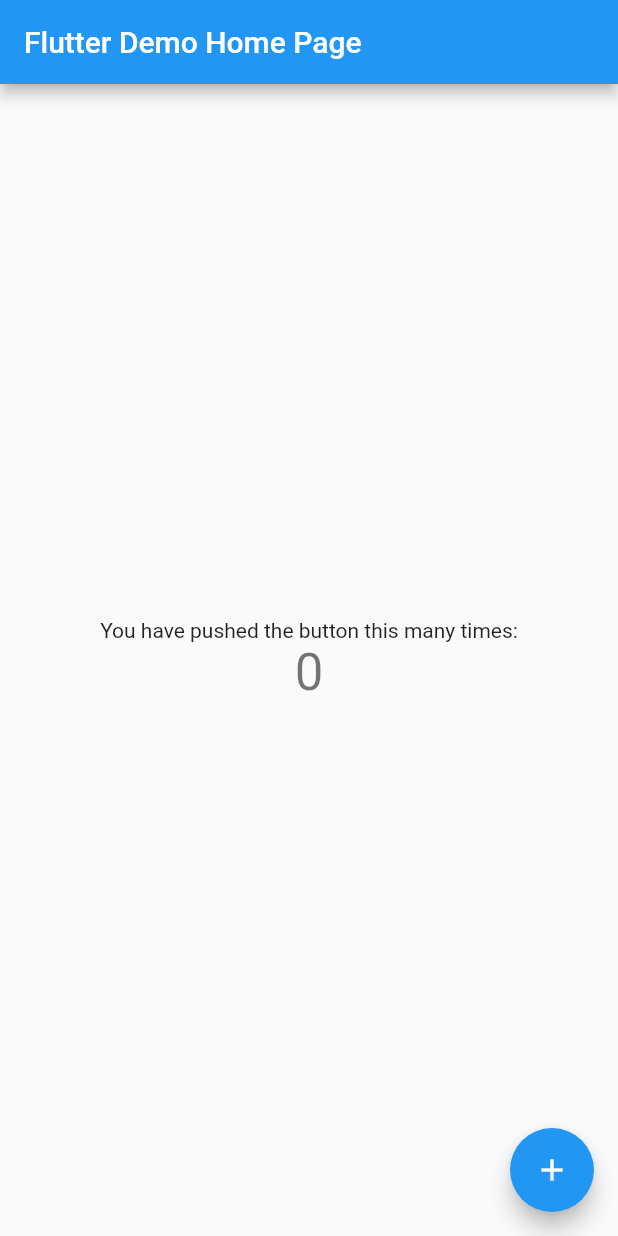
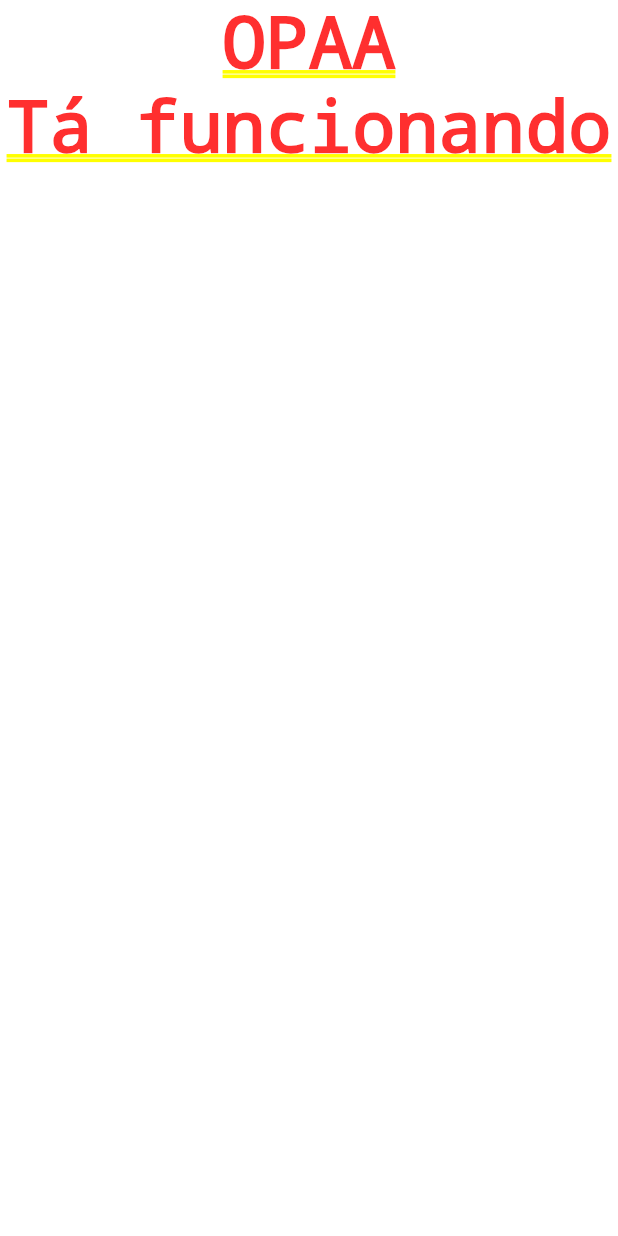
Before and after one commit to yagoliveira92/rafflesys, a Flutter app: the screen it shows after launch, on a phone screen of 412 x 824 dp. Run offline on Flutter 3.47's test engine with Material 2 defaults, Android fonts, the phone set to English and light mode, and no system bars; our stand-ins replace bloc, firebase_core; accounts and stored records are empty.

```diff
--- /dev/null
+++ b/lib/app/config/routers.dart
@@ -0,0 +1,6 @@
+import 'package:flutter/cupertino.dart';
+import 'package:rafflesys_hugo/app/features/home_page/presentation/pages/home_page_screen.dart';
+
+Map<String, Widget Function(BuildContext)> routers = {
+  '/': (context) => HomePageScreen(),
+};
--- /dev/null
+++ b/lib/app/features/home_page/presentation/cubit/home_page_state.dart
@@ -0,0 +1,6 @@
+part of 'home_page_cubit.dart';
+
+@immutable
+abstract class HomePageState {}
+
+class HomePageInitial extends HomePageState {}
--- /dev/null
+++ b/lib/app/features/home_page/presentation/pages/home_page_screen.dart
@@ -0,0 +1,17 @@
+import 'package:flutter/material.dart';
+
+class HomePageScreen extends StatelessWidget {
+  const HomePageScreen({Key? key}) : super(key: key);
+
+  @override
+  Widget build(BuildContext context) {
+    return SingleChildScrollView(
+      child: Column(
+        children: [
+          Text('OPAA'),
+          Text('Tá funcionando'),
+        ],
+      ),
+    );
+  }
+}
--- /dev/null
+++ b/lib/app/features/register/presentation/cubit/register_state.dart
@@ -0,0 +1,6 @@
+part of 'register_cubit.dart';
+
+@immutable
+abstract class RegisterState {}
+
+class RegisterInitial extends RegisterState {}
--- a/lib/main.dart
+++ b/lib/main.dart
@@ -1,113 +1,23 @@
+import 'package:firebase_core/firebase_core.dart';
 import 'package:flutter/material.dart';
+import 'package:rafflesys_hugo/app/config/routers.dart';
 
-void main() {
+void main() async {
+  WidgetsFlutterBinding.ensureInitialized();
+  await Firebase.initializeApp();
   runApp(MyApp());
 }
 
 class MyApp extends StatelessWidget {
-  // This widget is the root of your application.
   @override
   Widget build(BuildContext context) {
     return MaterialApp(
-      title: 'Flutter Demo',
+      title: 'Rifa de Fralda do Hugo!',
       theme: ThemeData(
-        // This is the theme of your application.
-        //
-        // Try running your application with "flutter run". You'll see the
-        // application has a blue toolbar. Then, without quitting the app, try
-        // changing the primarySwatch below to Colors.green and then invoke
-        // "hot reload" (press "r" in the console where you ran "flutter run",
-        // or simply save your changes to "hot reload" in a Flutter IDE).
-        // Notice that the counter didn't reset back to zero; the application
-        // is not restarted.
         primarySwatch: Colors.blue,
       ),
-      home: MyHomePage(title: 'Flutter Demo Home Page'),
+      initialRoute: '/',
+      routes: routers,
     );
   }
 }
-
-class MyHomePage extends StatefulWidget {
-  MyHomePage({Key? key, required this.title}) : super(key: key);
-
-  // This widget is the home page of your application. It is stateful, meaning
-  // that it has a State object (defined below) that contains fields that affect
-  // how it looks.
-
-  // This class is the configuration for the state. It holds the values (in this
-  // case the title) provided by the parent (in this case the App widget) and
-  // used by the build method of the State. Fields in a Widget subclass are
-  // always marked "final".
-
-  final String title;
-
-  @override
-  _MyHomePageState createState() => _MyHomePageState();
-}
-
-class _MyHomePageState extends State<MyHomePage> {
-  int _counter = 0;
-
-  void _incrementCounter() {
-    setState(() {
-      // This call to setState tells the Flutter framework that something has
-      // changed in this State, which causes it to rerun the build method below
-      // so that the display can reflect the updated values. If we changed
-      // _counter without calling setState(), then the build method would not be
-      // called again, and so nothing would appear to happen.
-      _counter++;
-    });
-  }
-
-  @override
-  Widget build(BuildContext context) {
-    // This method is rerun every time setState is called, for instance as done
-    // by the _incrementCounter method above.
-    //
-    // The Flutter framework has been optimized to make rerunning build methods
-    // fast, so that you can just rebuild anything that needs updating rather
-    // than having to individually change instances of widgets.
-    return Scaffold(
-      appBar: AppBar(
-        // Here we take the value from the MyHomePage object that was created by
-        // the App.build method, and use it to set our appbar title.
-        title: Text(widget.title),
-      ),
-      body: Center(
-        // Center is a layout widget. It takes a single child and positions it
-        // in the middle of the parent.
-        child: Column(
-          // Column is also a layout widget. It takes a list of children and
-          // arranges them vertically. By default, it sizes itself to fit its
-          // children horizontally, and tries to be as tall as its parent.
-          //
-          // Invoke "debug painting" (press "p" in the console, choose the
-          // "Toggle Debug Paint" action from the Flutter Inspector in Android
-          // Studio, or the "Toggle Debug Paint" command in Visual Studio Code)
-          // to see the wireframe for each widget.
-          //
-          // Column has various properties to control how it sizes itself and
-          // how it positions its children. Here we use mainAxisAlignment to
-          // center the children vertically; the main axis here is the vertical
-          // axis because Columns are vertical (the cross axis would be
-          // horizontal).
-          mainAxisAlignment: MainAxisAlignment.center,
-          children: <Widget>[
-            Text(
-              'You have pushed the button this many times:',
-            ),
-            Text(
-              '$_counter',
-              style: Theme.of(context).textTheme.headline4,
-            ),
-          ],
-        ),
-      ),
-      floatingActionButton: FloatingActionButton(
-        onPressed: _incrementCounter,
-        tooltip: 'Increment',
-        child: Icon(Icons.add),
-      ), // This trailing comma makes auto-formatting nicer for build methods.
-    );
-  }
-}
--- a/pubspec.yaml
+++ b/pubspec.yaml
@@ -28,6 +28,10 @@ dependencies:
   # The following adds the Cupertino Icons font to your application.
   # Use with the CupertinoIcons class for iOS style icons.
   cupertino_icons: ^1.0.2
+  firebase_core: ^1.6.0
+  cloud_firestore: ^2.5.1
+  flutter_bloc: ^7.2.0
+  bloc: ^7.1.0
 
 dev_dependencies:
   flutter_test:
```
Also changed, not shown: lib/app/features/home_page/presentation/cubit/home_page_cubit.dart (added, +8 -0 lines), lib/app/features/register/presentation/cubit/register_cubit.dart (added, +8 -0 lines), lib/app/config/firebase_instance.dart (added), pubspec.lock, 2 other files.
